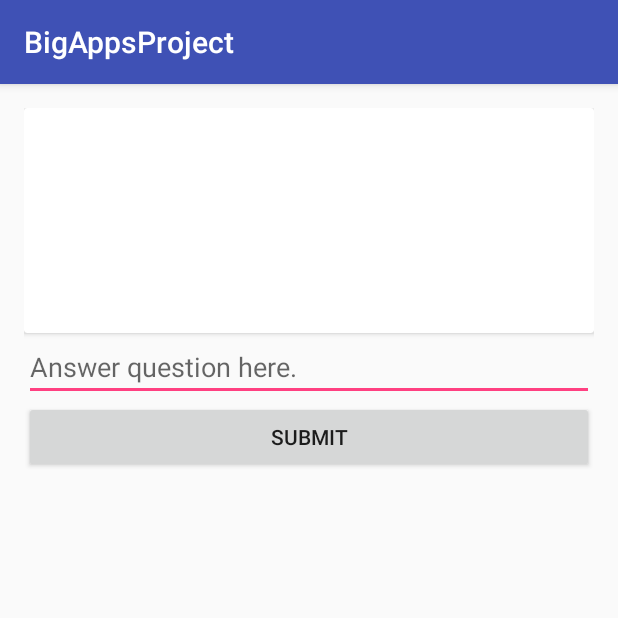
After one commit to sderekj/Big-Apps-Project, an Android app: the AnswerActivity screen opened directly, with no data from a screen before it, on a phone screen of 412 x 824 dp, the top half of it. The commit adds this screen. Run offline under Robolectric (Android 15) with nearby library versions, the phone set to English and light mode, and no system bars.

Commit message:
another rv and answer page

```diff
--- a/app/src/main/AndroidManifest.xml
+++ b/app/src/main/AndroidManifest.xml
@@ -17,7 +17,8 @@
                 <category android:name="android.intent.category.LAUNCHER" />
             </intent-filter>
         </activity>
-        <activity android:name=".TabActivity"></activity>
+        <activity android:name=".TabActivity" />
+        <activity android:name=".AnswerActivity"></activity>
     </application>
 
 </manifest>
--- /dev/null
+++ b/app/src/main/java/nyc/c4q/dereksantos/bigappsproject/AnswerActivity.java
@@ -0,0 +1,13 @@
+package nyc.c4q.dereksantos.bigappsproject;
+
+import android.support.v7.app.AppCompatActivity;
+import android.os.Bundle;
+
+public class AnswerActivity extends AppCompatActivity {
+
+    @Override
+    protected void onCreate(Bundle savedInstanceState) {
+        super.onCreate(savedInstanceState);
+        setContentView(R.layout.activity_answer);
+    }
+}
--- /dev/null
+++ b/app/src/main/res/layout/activity_answer.xml
@@ -0,0 +1,40 @@
+<?xml version="1.0" encoding="utf-8"?>
+<LinearLayout xmlns:android="http://schemas.android.com/apk/res/android"
+    xmlns:tools="http://schemas.android.com/tools"
+    android:id="@+id/activity_answer"
+    android:layout_width="match_parent"
+    android:layout_height="match_parent"
+    android:orientation="vertical"
+    android:paddingBottom="@dimen/activity_vertical_margin"
+    android:paddingLeft="@dimen/activity_horizontal_margin"
+    android:paddingRight="@dimen/activity_horizontal_margin"
+    android:paddingTop="@dimen/activity_vertical_margin"
+    tools:context="nyc.c4q.dereksantos.bigappsproject.AnswerActivity">
+
+    <android.support.v7.widget.CardView
+        android:layout_width="match_parent"
+        android:layout_height="150dp">
+
+        <TextView
+            android:id="@+id/question_TV"
+            android:layout_width="match_parent"
+            android:layout_height="match_parent" />
+    </android.support.v7.widget.CardView>
+
+    <EditText
+        android:id="@+id/answer_ET"
+        android:layout_width="match_parent"
+        android:layout_height="wrap_content"
+        android:hint="@string/answer_hint" />
+
+    <Button
+        android:id="@+id/submitBtn"
+        android:layout_width="match_parent"
+        android:layout_height="wrap_content"
+        android:text="@string/submit" />
+
+    <android.support.v7.widget.RecyclerView
+        android:id="@+id/answerRV"
+        android:layout_width="match_parent"
+        android:layout_height="match_parent"></android.support.v7.widget.RecyclerView>
+</LinearLayout>
--- a/app/src/main/res/values/strings.xml
+++ b/app/src/main/res/values/strings.xml
@@ -7,4 +7,7 @@
     <string name="nav_search">Search</string>
     <string name="nav_profile">Profile</string>
     <string name="tip_title">Did you know...?</string>
+    <string name="answer_hint">Answer question here.</string>
+    <string name="submit">Submit</string>
+    <string name="title_activity_answer">AnswerActivity</string>
 </resources>
```
Also changed, not shown: app/src/main/java/nyc/c4q/dereksantos/bigappsproject/adapters/ResourceAdapter.java (added, +45 -0 lines), app/src/main/java/nyc/c4q/dereksantos/bigappsproject/model/ResourceCard.java (added, +44 -0 lines), app/src/main/java/nyc/c4q/dereksantos/bigappsproject/view/AnswerFragment.java (added, +29 -0 lines), app/src/main/java/nyc/c4q/dereksantos/bigappsproject/view/ResourcesFragment.java (+11 -0 lines), app/src/main/java/nyc/c4q/dereksantos/bigappsproject/viewholders/GeneralQuestionViewHolder.java (+23 -1 lines), app/src/main/java/nyc/c4q/dereksantos/bigappsproject/viewholders/ResourceViewHolder.java (added, +40 -0 lines), app/src/main/res/layout/answer_fragment.xml (added, +28 -0 lines), app/src/main/res/layout/content_answer.xml (added, +16 -0 lines), app/src/main/res/layout/resource_fragment.xml (+7 -6 lines), app/src/main/res/layout/resource_item.xml (added, +23 -0 lines), app/src/main/res/values-v21/styles.xml (added, +9 -0 lines), app/src/main/res/values/styles.xml (+9 -0 lines).
